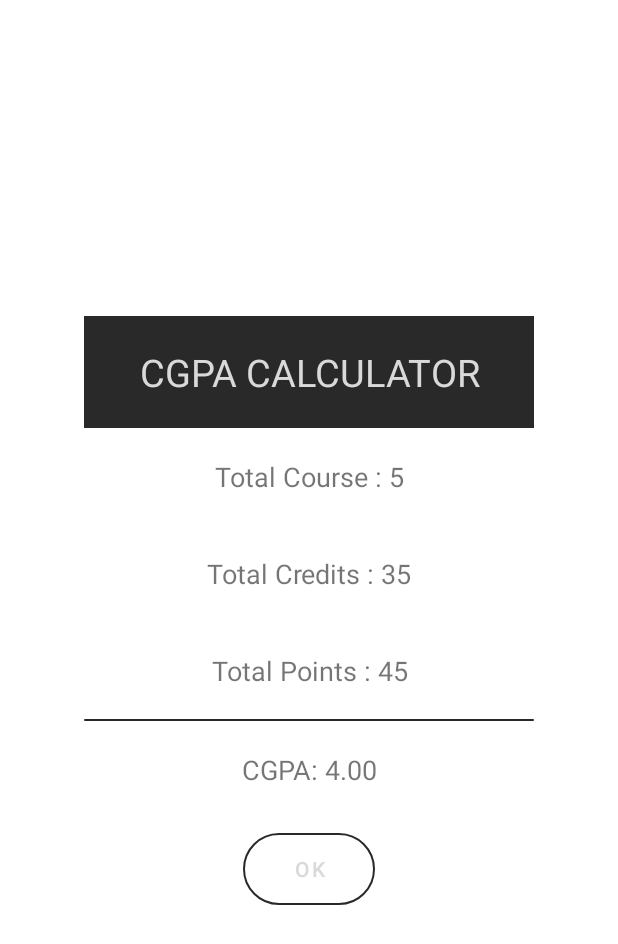
After one commit to nahidislamz/android-cgpa-calculator, an Android app: the layout dialog.xml on its own in the app's theme, with its tools: preview values and no code run, on a phone screen of 412 x 824 dp. The commit adds this screen. Shown: the top 944 px of the screen. Run offline under Robolectric (Android 15) with nearby library versions, the phone set to English and light mode, and no system bars.

Commit message:
cgpa calulation added

```diff
--- a/app/src/main/res/layout/activity_main.xml
+++ b/app/src/main/res/layout/activity_main.xml
@@ -24,7 +24,7 @@
         <FrameLayout
             android:layout_width="match_parent"
             android:layout_height="wrap_content"
-            android:padding="32dp"
+            android:padding="12dp"
             android:clipToPadding="false">
         <View
             android:id="@+id/indicator"
--- /dev/null
+++ b/app/src/main/res/layout/dialog.xml
@@ -0,0 +1,69 @@
+<?xml version="1.0" encoding="utf-8"?>
+<LinearLayout
+    xmlns:android="http://schemas.android.com/apk/res/android"
+    android:layout_width="300dp"
+    android:layout_gravity="center"
+    android:orientation="vertical"
+    android:layout_height="wrap_content">
+
+    <TextView
+        android:layout_width="match_parent"
+        android:layout_height="wrap_content"
+        android:text="@string/app_name"
+        android:textAlignment="center"
+        android:textSize="25sp"
+        android:padding="20dp"
+        android:background="#292929"
+        android:textColor="#d9d9d9"
+        android:layout_margin="0dp"/>
+
+    <TextView
+        android:id="@+id/course"
+        android:layout_width="match_parent"
+        android:layout_height="wrap_content"
+        android:textAlignment="center"
+        android:textSize="18sp"
+        android:text="Total Course : 5"
+        android:padding="20dp"/>
+    <TextView
+        android:id="@+id/credit"
+        android:layout_width="match_parent"
+        android:layout_height="wrap_content"
+        android:textAlignment="center"
+        android:textSize="18sp"
+        android:text="Total Credits : 35"
+        android:padding="20dp"/>
+    <TextView
+        android:id="@+id/point"
+        android:layout_width="match_parent"
+        android:layout_height="wrap_content"
+        android:textAlignment="center"
+        android:textSize="18sp"
+        android:text="Total Points : 45"
+        android:padding="20dp"/>
+    <LinearLayout
+        android:layout_width="match_parent"
+        android:layout_height="1dp"
+        android:background="@drawable/round_grey"
+        />
+
+    <TextView
+        android:id="@+id/cgpa"
+        android:layout_width="match_parent"
+        android:layout_height="wrap_content"
+        android:textAlignment="center"
+        android:textSize="18sp"
+        android:text="CGPA: 4.00"
+        android:padding="20dp"/>
+
+    <Button
+        android:id="@+id/okButton"
+        android:layout_width="wrap_content"
+        android:layout_height="wrap_content"
+        android:background="@drawable/tab_bg"
+        android:layout_margin="10dp"
+        android:textColor="#d9d9d9"
+        android:layout_gravity="center"
+        android:text="OK"/>
+
+</LinearLayout>
--- a/app/src/main/res/values/strings.xml
+++ b/app/src/main/res/values/strings.xml
@@ -10,4 +10,5 @@
     <string name="calculate">Calculate</string>
     <string name="add_course">Add Course</string>
     <string name="reset">Reset</string>
+    <string name="sgpa">SGPA</string>
 </resources>
```
Also changed, not shown: app/src/main/java/com/nahidislamz/cgpacalculator/ui/main/CgpaFragment.java (+101 -17 lines), app/src/main/java/com/nahidislamz/cgpacalculator/ui/main/Credits.java (added, +51 -0 lines), app/src/main/java/com/nahidislamz/cgpacalculator/ui/main/Grades.java (deleted, +0 -33 lines), app/src/main/java/com/nahidislamz/cgpacalculator/ui/main/SgpaFragment.java (+4 -50 lines), app/src/main/java/com/nahidislamz/cgpacalculator/ui/main/ViewDialog.java (added, +30 -0 lines), app/src/main/res/layout/row_edittext_sgpa.xml (renamed from app/src/main/res/layout/row_edittext.xml, +12 -3 lines).
